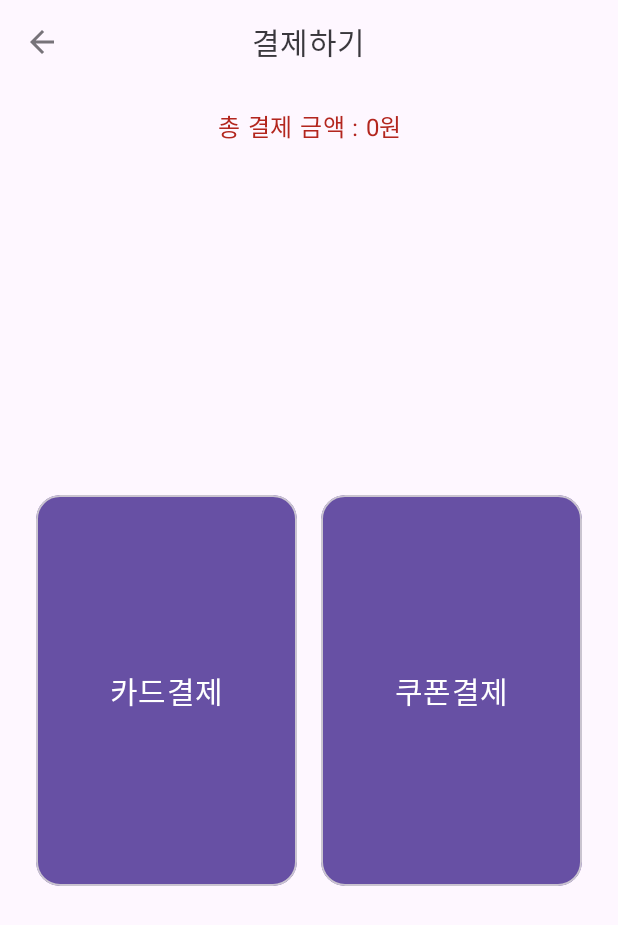
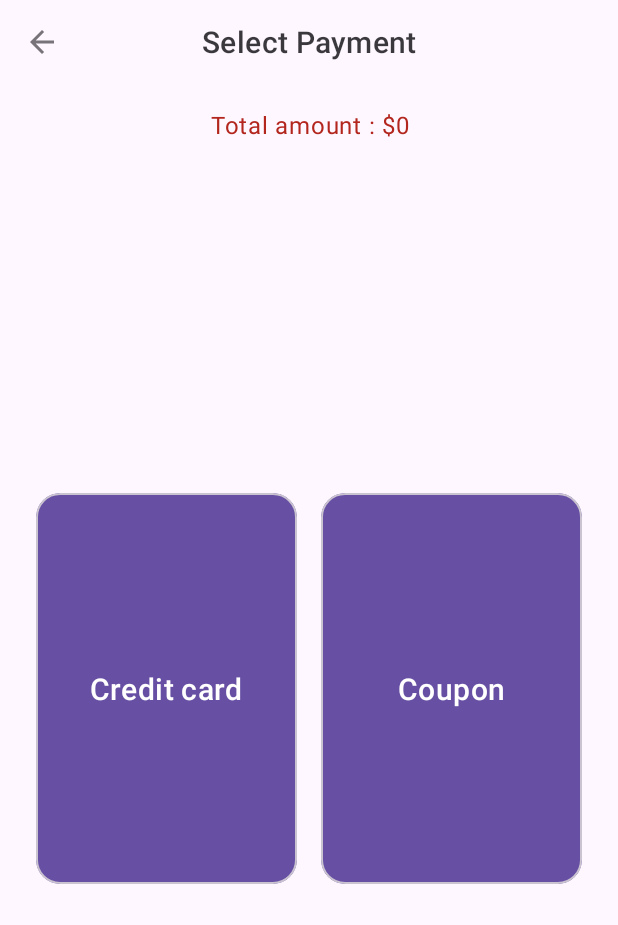
Before and after one commit to Odomhae/Kiosk_Android, an Android app: the fragment PaymentFragment placed in its activity, on a phone screen of 412 x 824 dp. Shown: the top 925 px of the screen. Run offline under Robolectric (Android 15) with nearby library versions, the phone set to English and light mode, and no system bars; our stand-ins replace Firebase (no records; nobody signed in at launch, a user with empty details on screens opened directly); 3 statements that could not run were skipped.

Commit message:
번역 완료

```diff
--- a/app/src/main/java/com/odom/orderkiosk/ui/order/children/FullMenuFragment.kt
+++ b/app/src/main/java/com/odom/orderkiosk/ui/order/children/FullMenuFragment.kt
@@ -82,7 +82,7 @@ class FullMenuFragment : OrderChildrenBaseFragment() {
         }
 
         lifecycleScope.launch {
-            db.collection("foods")
+            db.collection(getString(R.string.db_name))
                 .orderBy("type")
                 .snapshots()
                 .collectLatest {
@@ -237,13 +237,13 @@ class FullMenuFragment : OrderChildrenBaseFragment() {
                             textView.text = if (item.options.size == 1) {
                                 String.format(
                                     Locale.KOREA,
-                                    "%s원",
+                                    holder.itemView.context.getString(R.string.price_format1),
                                     NumberFormat.getInstance(Locale.KOREA).format(price)
                                 )
                             } else {
                                 String.format(
                                     Locale.KOREA,
-                                    "%s: %s원",
+                                    holder.itemView.context.getString(R.string.price_format3),
                                     option,
                                     NumberFormat.getInstance(Locale.KOREA).format(price)
                                 )
--- a/app/src/main/java/com/odom/orderkiosk/ui/order/children/OrderChildrenBaseFragment.kt
+++ b/app/src/main/java/com/odom/orderkiosk/ui/order/children/OrderChildrenBaseFragment.kt
@@ -274,7 +274,7 @@ open class OrderChildrenBaseFragment : Fragment(), FragmentResultListener {
                 return it to IncompleteType.MainFoodOption
             }
 
-            if (it.food.type == Food.Type.HAMBURGER && it.option == "세트") {
+            if (it.food.type == Food.Type.HAMBURGER && it.option == getString(R.string.menu_combo)) {
                 if (it.sideMenu == null) {
                     return it to IncompleteType.HamburgerSetSideMenu
                 }
--- a/app/src/main/java/com/odom/orderkiosk/ui/order/children/PaymentFragment.kt
+++ b/app/src/main/java/com/odom/orderkiosk/ui/order/children/PaymentFragment.kt
@@ -4,6 +4,7 @@ import android.os.Bundle
 import android.view.LayoutInflater
 import android.view.View
 import android.view.ViewGroup
+import com.odom.orderkiosk.R
 import com.odom.orderkiosk.databinding.FragmentPaymentBinding
 import java.text.NumberFormat
 import java.util.Locale
@@ -43,13 +44,7 @@ class PaymentFragment : OrderChildrenBaseFragment() {
 
             totalPrice += price * count
             //     totalPrice += price2 * count2
-
-            priceTextView.text = String.format(
-                Locale.KOREA,
-                "총 결제 금액 : %s원",
-//                NumberFormat.getInstance(Locale.KOREA).format(orderList.elements.sumOf { it.price })
-                NumberFormat.getInstance(Locale.KOREA).format(totalPrice)
-            )
+            priceTextView.text = String.format(getString(R.string.total_amount), NumberFormat.getInstance(Locale.KOREA).format(totalPrice))
 
             option1Container.setOnClickListener {
                 //TODO: 카드 결제
--- a/app/src/main/res/layout/fragment_order_complete.xml
+++ b/app/src/main/res/layout/fragment_order_complete.xml
@@ -65,6 +65,8 @@
                             android:layout_marginTop="8dp"
                             android:textAppearance="?attr/textAppearanceBody1"
                             android:textStyle="bold"
+                            android:textSize="20dp"
+                            android:textColor="@android:color/holo_red_light"
                             android:layout_gravity="center"
                             tools:text="@tools:sample/lorem" />
 
--- a/app/src/main/res/layout/fragment_payment.xml
+++ b/app/src/main/res/layout/fragment_payment.xml
@@ -18,7 +18,7 @@
             android:layout_width="match_parent"
             android:layout_height="wrap_content"
             app:navigationIcon="?attr/homeAsUpIndicator"
-            app:title="결제하기"
+            app:title="@string/select_payment"
             app:titleCentered="true" />
 
     </com.google.android.material.appbar.AppBarLayout>
@@ -63,7 +63,7 @@
                     android:layout_width="match_parent"
                     android:layout_height="match_parent"
                     android:gravity="center"
-                    android:text="카드결제"
+                    android:text="@string/credit_card"
                     android:textAppearance="?attr/textAppearanceHeadline6"
                     android:textColor="?attr/colorOnPrimary" />
 
@@ -84,7 +84,7 @@
                     android:layout_width="match_parent"
                     android:layout_height="match_parent"
                     android:gravity="center"
-                    android:text="쿠폰결제"
+                    android:text="@string/coupon"
                     android:textAppearance="?attr/textAppearanceHeadline6"
                     android:textColor="?attr/colorOnPrimary" />
 
--- a/app/src/main/res/values/strings.xml
+++ b/app/src/main/res/values/strings.xml
@@ -1,10 +1,15 @@
 <resources>
     <string name="app_name">OrderKiosk</string>
+
+    <!-- fireStore db 이름 -->
+    <string name="db_name">foods_eng</string>
 
     <string name="order_completed">Order is completed.</string>
     <string name="order_start">Please click the menu you wish to order</string>
     <string name="ask_takeout">For here or to go?</string>
     <string name="ask_confirmation">Is ordered correct?</string>
+    <string name="ask_side_menu">What would you like as a side menu?</string>
+    <string name="ask_beverage">What would you like for beverage?</string>
 
     <string name="title_confirm">Order Confirmation</string>
     <string name="title_complete">Order Completed</string>
@@ -15,14 +20,32 @@
     <string name="menu_side">Side</string>
     <string name="menu_beverage">Beverage</string>
     <string name="menu_dessert">Dessert</string>
+    <string name="menu_single">single</string>
+    <string name="menu_combo">combo</string>
 
     <string name="takeout">For here</string>
     <string name="store">To go</string>
     <string name="order_number">Order number</string>
+    <string name="credit_card">Credit card</string>
+    <string name="coupon">Coupon</string>
+    <string name="price_format1">$%s</string>
+    <string name="price_format2">$%s x %s = $%s</string>
+    <string name="price_format3">%s: $%s</string>
+
+
+    <string name="total_amount">Total amount : $%s </string>
 
 
     <string name="yes">Yes</string>
     <string name="no">No</string>
     <string name="go_main">Start Order</string>
+    <string name="go_next">Next</string>
+    <string name="select_option">Select Option</string>
+    <string name="select_quantity">Select quantity</string>
+    <string name="select_payment">Select Payment</string>
+
+
+    <string name="selected">selected</string>
+    <string name="selected_single_combo"> is selected. Would you like to take as a combo or just burger?</string>
 
 </resources>
```
Also changed, not shown: app/src/main/java/com/odom/orderkiosk/ui/order/children/OptionFragment.kt (+4 -3 lines), app/src/main/java/com/odom/orderkiosk/ui/order/children/OrderConfirmationFragment.kt (+4 -3 lines), app/src/main/res/layout/fragment_count.xml (+6 -3 lines), 1 other file.
